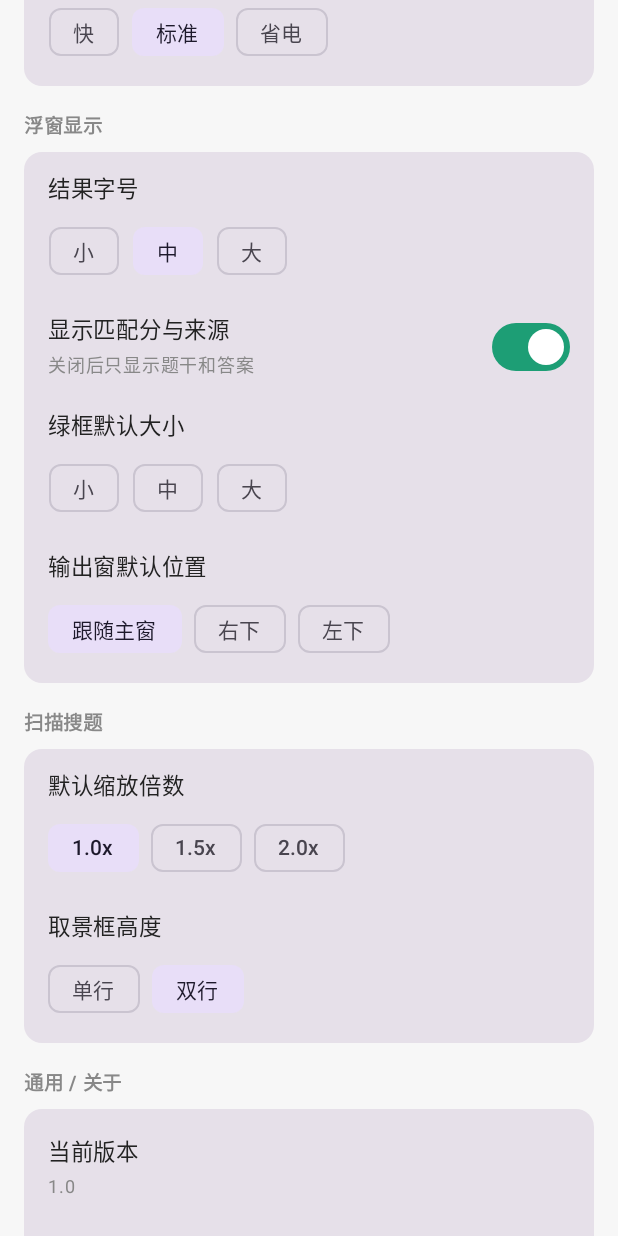
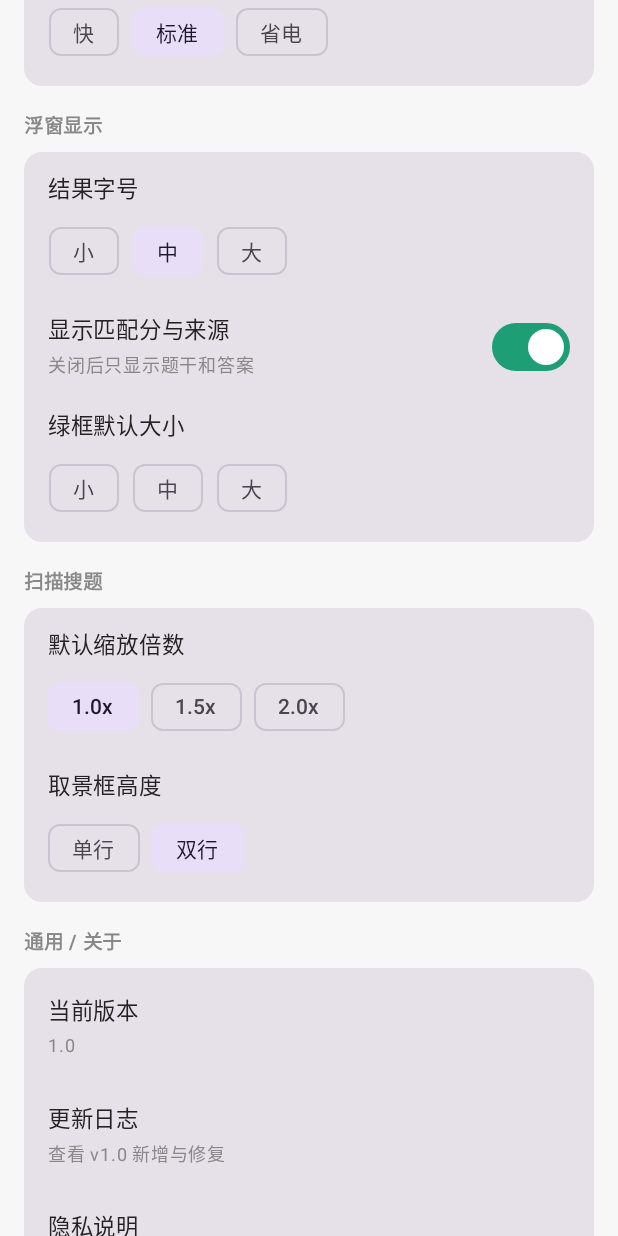
Before and after one commit to qingtianes/SoutiAssistant, an Android app built with Jetpack Compose: the composable SettingsScreen shown on its own in the app's theme, scrolled down 576 dp, on a phone screen of 412 x 824 dp. Run offline under Robolectric (Android 15) with nearby library versions, the light colour scheme and no system bars.

Commit message:
feat: remove output position setting, keep follow-main behavior

```diff
--- a/app/src/main/java/com/dingding/souti/repository/SettingsStore.kt
+++ b/app/src/main/java/com/dingding/souti/repository/SettingsStore.kt
@@ -19,7 +19,6 @@ object SettingsStore {
     private const val KEY_FONT_SCALE = "font_scale"
     private const val KEY_SHOW_META = "show_meta"
     private const val KEY_FRAME_SIZE = "frame_size"
-    private const val KEY_OUTPUT_POSITION = "output_position"
 
     // 扫描搜题
     private const val KEY_SCAN_ZOOM = "scan_zoom"
@@ -31,7 +30,6 @@ object SettingsStore {
     const val FONT_SCALE_DEFAULT = "medium"
     const val SHOW_META_DEFAULT = true
     const val FRAME_SIZE_DEFAULT = "medium"
-    const val OUTPUT_POSITION_DEFAULT = "follow_main"
     const val SCAN_ZOOM_DEFAULT = 1f
     const val VIEWFINDER_HEIGHT_DEFAULT = "double"
 
@@ -100,12 +98,7 @@ object SettingsStore {
         else -> 352 to 150
     }
 
-    fun outputPosition(ctx: Context): String =
-        prefs(ctx).getString(KEY_OUTPUT_POSITION, OUTPUT_POSITION_DEFAULT) ?: OUTPUT_POSITION_DEFAULT
 
-    fun setOutputPosition(ctx: Context, value: String) {
-        prefs(ctx).edit().putString(KEY_OUTPUT_POSITION, value).apply()
-    }
 
     // ---- 扫描搜题 ----
     fun scanZoom(ctx: Context): Float =
--- a/app/src/main/java/com/dingding/souti/ui/SettingsScreen.kt
+++ b/app/src/main/java/com/dingding/souti/ui/SettingsScreen.kt
@@ -128,11 +128,6 @@ fun SettingsScreen(onBack: () -> Unit) {
                 options = listOf("小", "中", "大"),
                 selected = SettingsStore.frameSize(context)
             ) { SettingsStore.setFrameSize(context, it) }
-            ChoiceRow(
-                title = "输出窗默认位置",
-                options = listOf("跟随主窗", "右下", "左下"),
-                selected = positionLabel(SettingsStore.outputPosition(context))
-            ) { SettingsStore.setOutputPosition(context, positionKey(it)) }
         }
 
         SettingsSection("扫描搜题") {
@@ -300,7 +295,5 @@ private fun speedKey(label: String) = when (label) { "快" -> "fast"; "省电" -
 private fun speedLabel(key: String) = when (key) { "fast" -> "快"; "slow" -> "省电"; else -> "标准" }
 private fun fontKey(label: String) = when (label) { "小" -> "small"; "大" -> "large"; else -> "medium" }
 private fun fontLabel(key: String) = when (key) { "small" -> "小"; "large" -> "大"; else -> "中" }
-private fun positionKey(label: String) = when (label) { "右下" -> "bottom_right"; "左下" -> "bottom_left"; else -> "follow_main" }
-private fun positionLabel(key: String) = when (key) { "bottom_left" -> "左下"; "bottom_right" -> "右下"; else -> "跟随主窗" }
 private fun viewfinderKey(label: String) = if (label == "单行") "single" else "double"
 private fun viewfinderLabel(key: String) = if (key == "single") "单行" else "双行"
```
Also changed, not shown: app/src/main/java/com/dingding/souti/overlay/FloatWindowService.kt (+2 -16 lines), 11 other files.
